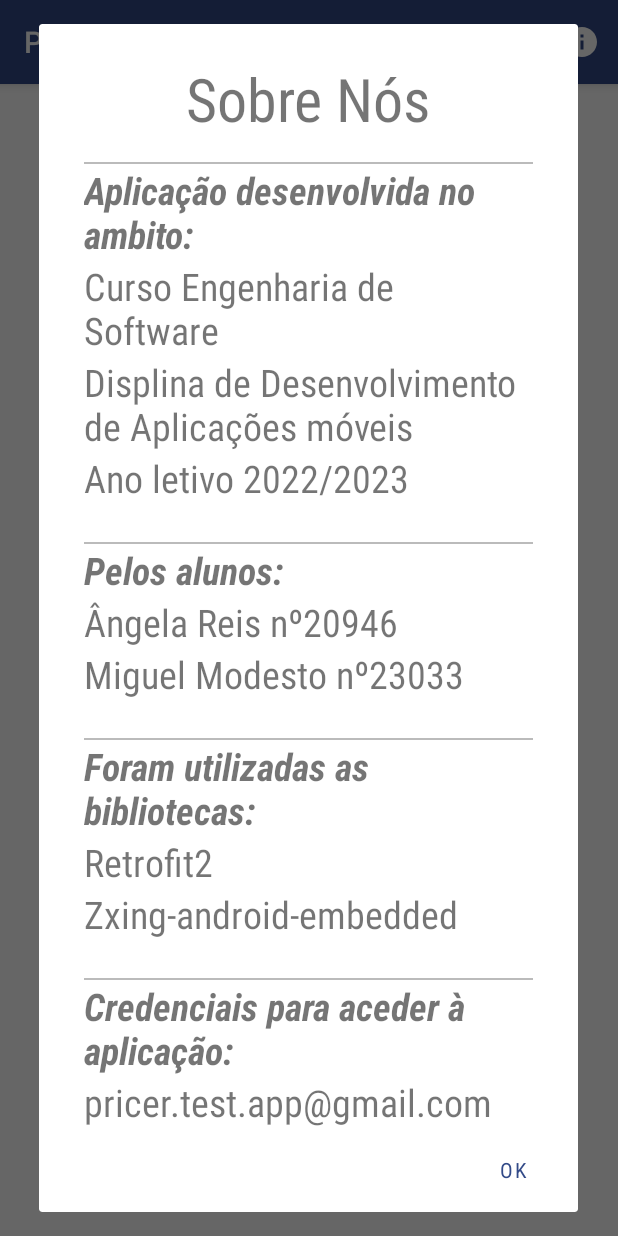
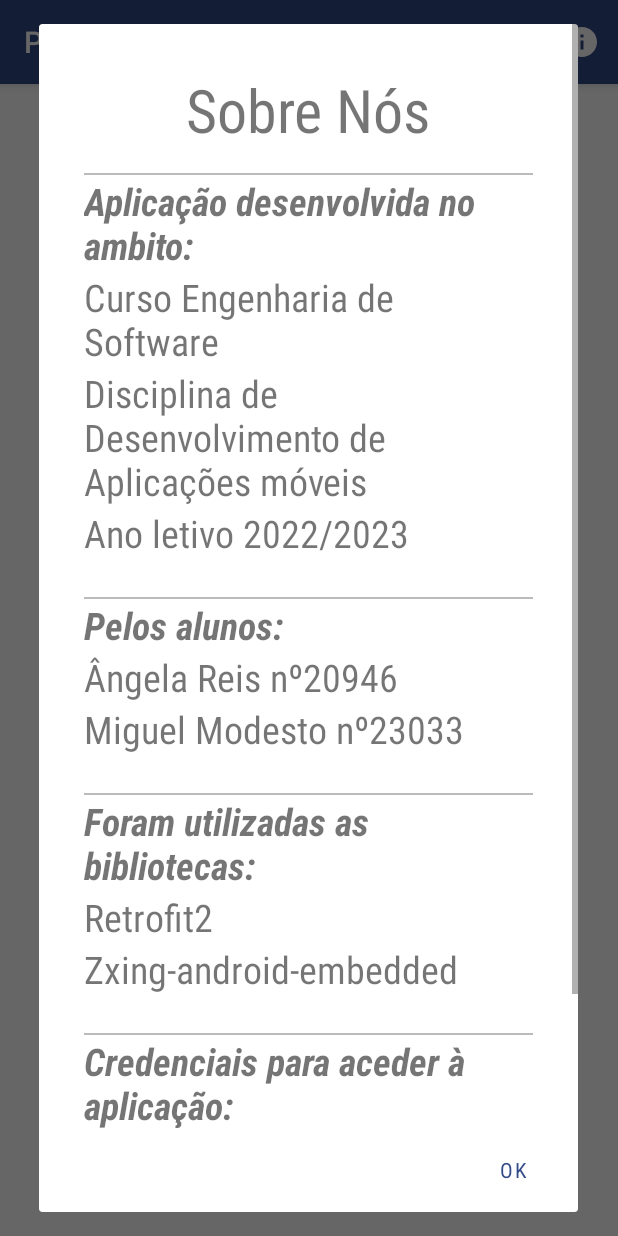
Before and after one commit to Angela-Reis/DAM_20946_23033, an Android app: the LoginActivity screen opened directly, with no data from a screen before it, after a tap on "Sobre Nós", on a phone screen of 412 x 824 dp. Run offline under Robolectric (Android 15) with nearby library versions, the phone set to English and light mode, and no system bars; 2 other taps on this screen came first.

Commit message:
Fix bug that was causing crashes in API 24, and fix minor spelling mistake

```diff
--- a/ProjetoDAM/app/src/main/res/layout/activity_login.xml
+++ b/ProjetoDAM/app/src/main/res/layout/activity_login.xml
@@ -33,7 +33,7 @@
             android:importantForAutofill="no"
             android:inputType="textPassword"
             android:minHeight="50dp"
-            android:textColorHint="#757575" />
+            android:textColorHint="@color/textHint" />
 
 
         <ImageButton
--- a/ProjetoDAM/app/src/main/res/layout/activity_signup.xml
+++ b/ProjetoDAM/app/src/main/res/layout/activity_signup.xml
@@ -34,7 +34,7 @@
             android:importantForAutofill="no"
             android:inputType="textPassword"
             android:minHeight="50dp"
-            android:textColorHint="#757575" />
+            android:textColorHint="@color/textHint" />
 
 
         <ImageButton
@@ -62,7 +62,7 @@
             android:importantForAutofill="no"
             android:inputType="textPassword"
             android:minHeight="50dp"
-            android:textColorHint="#757575" />
+            android:textColorHint="@color/textHint" />
 
 
         <ImageButton
--- a/ProjetoDAM/app/src/main/res/values-night/themes.xml
+++ b/ProjetoDAM/app/src/main/res/values-night/themes.xml
@@ -14,6 +14,6 @@
         <!-- Customize your theme here. -->
         <item name="android:colorAccent">#222</item>
         <item name="actionBarStyle">@style/Widget.MaterialComponents.ActionBar.Primary</item>
-        <item name="android:fontFamily">sans-serif-condensed</item>
+        <item name="android:fontFamily">@string/font</item>
     </style>
 </resources>
--- a/ProjetoDAM/app/src/main/res/values/colors.xml
+++ b/ProjetoDAM/app/src/main/res/values/colors.xml
@@ -11,4 +11,5 @@
     <color name="blue_2">#324A88</color>
     <color name="blue_3">#1B217C</color>
     <color name="underline">#BBB</color>
+    <color name="textHint">#757575</color>
 </resources>
--- a/ProjetoDAM/app/src/main/res/values/strings.xml
+++ b/ProjetoDAM/app/src/main/res/values/strings.xml
@@ -48,7 +48,7 @@
     <string name="language">Linguagem</string>
     <string name="application_developed">Aplicação desenvolvida no ambito:</string>
     <string name="software_engineering_course">Curso Engenharia de Software</string>
-    <string name="subject_dam">Displina de Desenvolvimento de Aplicações móveis</string>
+    <string name="subject_dam">Disciplina de Desenvolvimento de Aplicações móveis</string>
     <string name="school_year">Ano letivo 2022/2023</string>
     <string name="by_students">Pelos alunos:</string>
     <string name="angela">Ângela Reis nº20946</string>
@@ -59,4 +59,5 @@
     <string name="credentials">Credenciais para aceder à aplicação:</string>
     <string name="email_credential">pricer.test.app@gmail.com</string>
     <string name="password_credential">Pricer2023</string>
+    <string name="font" translatable="false">sans-serif-condensed</string>
 </resources>
--- a/ProjetoDAM/app/src/main/res/values/themes.xml
+++ b/ProjetoDAM/app/src/main/res/values/themes.xml
@@ -14,6 +14,6 @@
         <!-- Customize your theme here. -->
         <item name="android:colorAccent">#DDD</item>
         <item name="actionBarStyle">@style/Widget.MaterialComponents.ActionBar.Primary</item>
-        <item name="android:fontFamily">sans-serif-condensed</item>
+        <item name="android:fontFamily">@string/font</item>
     </style>
 </resources>
```
Also changed, not shown: 1 other file.
